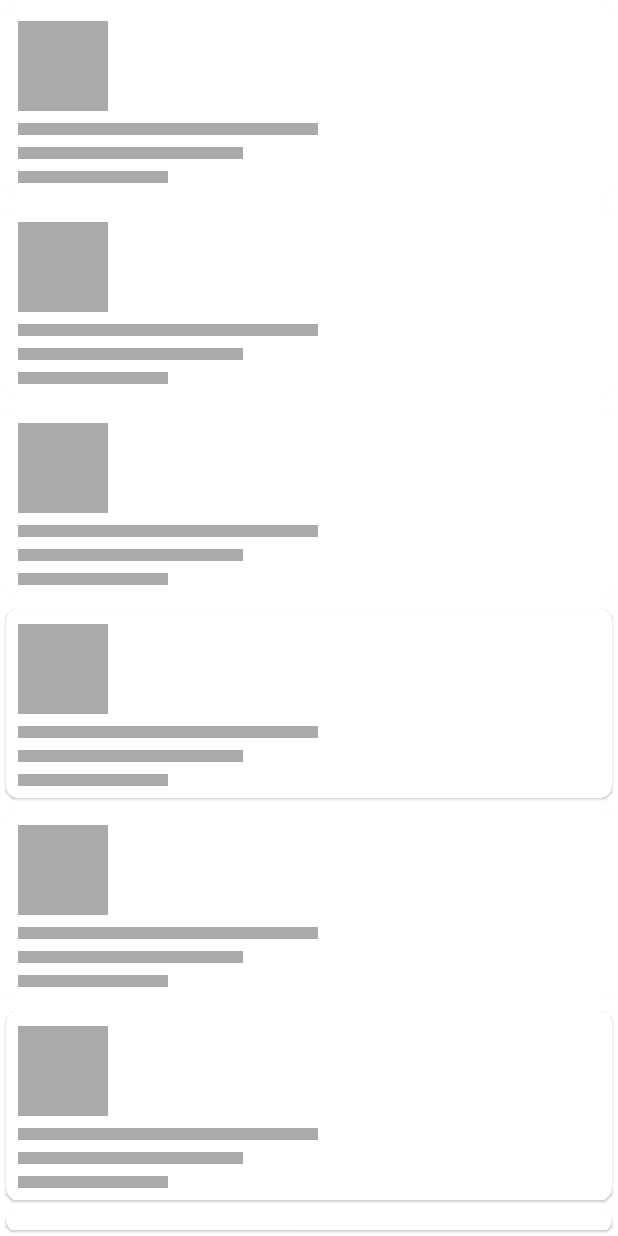
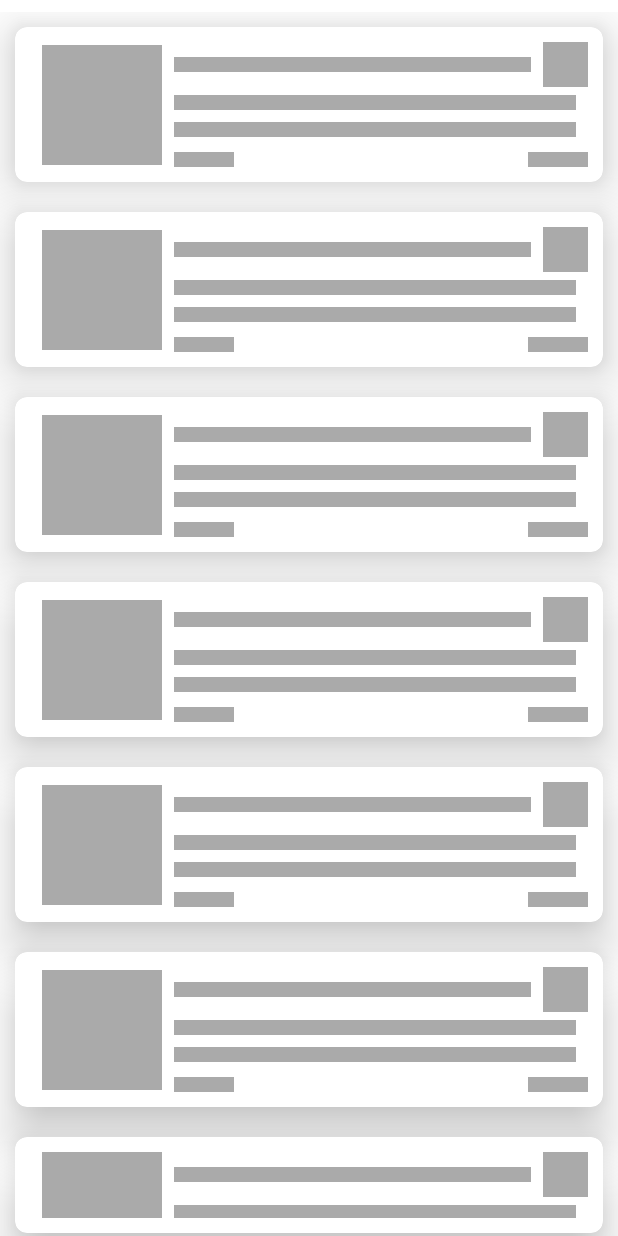
Before and after one commit to JimeshSolanki/BuyBack, an Android app: the layout fragment_post.xml on its own in the app's theme, with its tools: preview values and no code run, on a phone screen of 412 x 824 dp. Run offline under Robolectric (Android 15) with nearby library versions, the phone set to English and light mode, and no system bars.

Commit message:
- Bux Fixes

```diff
--- a/app/src/main/AndroidManifest.xml
+++ b/app/src/main/AndroidManifest.xml
@@ -2,6 +2,8 @@
 <manifest xmlns:android="http://schemas.android.com/apk/res/android"
     xmlns:tools="http://schemas.android.com/tools"
     package="com.campbuyback.buyback">
+
+    <uses-permission android:name="android.permission.INTERNET" />
 
     <application
         android:allowBackup="true"
--- a/app/src/main/java/com/campbuyback/buyback/handler/MainActivityHandler.java
+++ b/app/src/main/java/com/campbuyback/buyback/handler/MainActivityHandler.java
@@ -18,8 +18,7 @@ import androidx.databinding.BindingMethods;
 
 public class MainActivityHandler {
 
-    private Context mContext;
-
+    protected Context mContext;
 
     public MainActivityHandler(Context mContext) {
         this.mContext = mContext;
--- a/app/src/main/java/com/campbuyback/buyback/util/AppConstant.java
+++ b/app/src/main/java/com/campbuyback/buyback/util/AppConstant.java
@@ -2,7 +2,7 @@ package com.campbuyback.buyback.util;
 
 public class AppConstant {
 
-    public final static String BASE_URL = "http://192.168.0.110:3030/api/";
+    public final static String BASE_URL = "http://192.168.43.110:3030/api/v1/";
 
     public final static int TOAST_SUCCESS = 1;
     public final static int TOAST_INFO = 2;
--- a/app/src/main/res/layout/fragment_post.xml
+++ b/app/src/main/res/layout/fragment_post.xml
@@ -12,28 +12,32 @@
         android:layout_height="wrap_content"
         android:layout_gravity="center"
         android:layout_marginTop="@dimen/_15dp"
-        shimmer:duration="1000">
+        shimmer:duration="1000"
+        shimmer:layout_constraintBottom_toBottomOf="parent"
+        shimmer:layout_constraintEnd_toEndOf="parent"
+        shimmer:layout_constraintStart_toStartOf="parent"
+        shimmer:layout_constraintTop_toTopOf="parent">
 
         <LinearLayout
             android:layout_width="match_parent"
             android:layout_height="wrap_content"
             android:orientation="vertical">
 
-            <include layout="@layout/row_book_item" />
+            <include layout="@layout/skeleton_products" />
 
-            <include layout="@layout/row_book_item" />
+            <include layout="@layout/skeleton_products" />
 
-            <include layout="@layout/row_book_item" />
+            <include layout="@layout/skeleton_products" />
 
-            <include layout="@layout/row_book_item" />
+            <include layout="@layout/skeleton_products" />
 
-            <include layout="@layout/row_book_item" />
+            <include layout="@layout/skeleton_products" />
 
-            <include layout="@layout/row_book_item" />
+            <include layout="@layout/skeleton_products" />
 
-            <include layout="@layout/row_book_item" />
+            <include layout="@layout/skeleton_products" />
 
-            <include layout="@layout/row_book_item" />
+            <include layout="@layout/skeleton_products" />
         </LinearLayout>
     </com.facebook.shimmer.ShimmerFrameLayout>
 </androidx.constraintlayout.widget.ConstraintLayout>
--- a/app/src/main/res/layout/row_book_item.xml
+++ /dev/null
@@ -1,46 +0,0 @@
-<?xml version="1.0" encoding="utf-8"?>
-<com.google.android.material.card.MaterialCardView xmlns:android="http://schemas.android.com/apk/res/android"
-    xmlns:app="http://schemas.android.com/apk/res-auto"
-    xmlns:tools="http://schemas.android.com/tools"
-    android:layout_width="match_parent"
-    android:layout_height="wrap_content"
-    android:layout_margin="@dimen/_4dp"
-    app:cardCornerRadius="@dimen/_8dp">
-
-    <LinearLayout
-        android:layout_width="match_parent"
-        android:layout_height="match_parent"
-        android:layout_marginBottom="@dimen/_8dp"
-        android:orientation="vertical">
-
-        <View
-            android:layout_width="@dimen/placeholderImage"
-            android:layout_height="@dimen/placeholderImage"
-            android:layout_marginStart="@dimen/_8dp"
-            android:layout_marginTop="@dimen/_10dp"
-            android:background="@color/background" />
-
-        <View
-            android:layout_width="@dimen/_200dp"
-            android:layout_height="@dimen/placeholderTextHeight"
-            android:layout_marginStart="@dimen/_8dp"
-            android:layout_marginTop="@dimen/_8dp"
-            android:background="@color/background" />
-
-        <View
-            android:layout_width="@dimen/_150dp"
-            android:layout_height="@dimen/placeholderTextHeight"
-            android:layout_marginStart="@dimen/_8dp"
-            android:layout_marginTop="@dimen/_8dp"
-            android:background="@color/background" />
-
-        <View
-            android:layout_width="@dimen/_100dp"
-            android:layout_height="@dimen/placeholderTextHeight"
-            android:layout_marginStart="@dimen/_8dp"
-            android:layout_marginTop="@dimen/_8dp"
-            android:background="@color/background" />
-
-    </LinearLayout>
-
-</com.google.android.material.card.MaterialCardView>
--- /dev/null
+++ b/app/src/main/res/layout/skeleton_products.xml
@@ -0,0 +1,100 @@
+<?xml version="1.0" encoding="utf-8"?>
+<com.google.android.material.card.MaterialCardView xmlns:android="http://schemas.android.com/apk/res/android"
+    xmlns:app="http://schemas.android.com/apk/res-auto"
+    android:layout_width="match_parent"
+    android:layout_height="wrap_content"
+    android:layout_margin="@dimen/_10dp"
+    android:elevation="@dimen/_8dp"
+    android:padding="@dimen/_5dp"
+    app:cardCornerRadius="@dimen/_8dp"
+    app:cardElevation="@dimen/_20dp">
+
+    <androidx.constraintlayout.widget.ConstraintLayout
+        android:layout_width="match_parent"
+        android:layout_height="match_parent"
+        android:padding="@dimen/_10dp">
+
+        <View
+            android:id="@+id/view_product_image"
+            android:layout_width="@dimen/_80dp"
+            android:layout_height="@dimen/_80dp"
+            android:layout_marginStart="@dimen/_8dp"
+            android:background="@color/background"
+            app:layout_constraintBottom_toBottomOf="parent"
+            app:layout_constraintStart_toStartOf="parent"
+            app:layout_constraintTop_toTopOf="parent" />
+
+        <View
+            android:id="@+id/view_product_bookmark"
+            android:layout_width="@dimen/_30dp"
+            android:layout_height="@dimen/_30dp"
+            android:background="@color/background"
+            android:padding="@dimen/_8dp"
+            app:layout_constraintEnd_toEndOf="parent"
+            app:layout_constraintTop_toTopOf="parent" />
+
+        <View
+            android:id="@+id/view_product_name"
+            android:layout_width="0dp"
+            android:layout_height="@dimen/_10dp"
+            android:layout_marginStart="@dimen/_8dp"
+            android:layout_marginTop="@dimen/_10dp"
+            android:layout_marginEnd="@dimen/_8dp"
+            android:background="@color/background"
+            android:padding="@dimen/_4dp"
+            app:layout_constraintEnd_toStartOf="@id/view_product_bookmark"
+            app:layout_constraintStart_toEndOf="@id/view_product_image"
+            app:layout_constraintTop_toTopOf="parent" />
+
+        <View
+            android:id="@+id/view_product_description"
+            android:layout_width="0dp"
+            android:layout_height="@dimen/_10dp"
+            android:layout_marginStart="@dimen/_8dp"
+            android:layout_marginTop="@dimen/_15dp"
+            android:layout_marginEnd="@dimen/_8dp"
+            android:background="@color/background"
+            android:padding="@dimen/_4dp"
+            app:layout_constraintEnd_toEndOf="parent"
+            app:layout_constraintStart_toEndOf="@id/view_product_image"
+            app:layout_constraintTop_toBottomOf="@id/view_product_name" />
+
+        <View
+            android:id="@+id/view_product_description2"
+            android:layout_width="0dp"
+            android:layout_height="@dimen/_10dp"
+            android:layout_marginStart="@dimen/_8dp"
+            android:layout_marginTop="@dimen/_8dp"
+            android:layout_marginEnd="@dimen/_8dp"
+            android:background="@color/background"
+            android:padding="@dimen/_4dp"
+            app:layout_constraintEnd_toEndOf="parent"
+            app:layout_constraintStart_toEndOf="@id/view_product_image"
+            app:layout_constraintTop_toBottomOf="@id/view_product_description" />
+
+        <View
+            android:id="@+id/view_product_price"
+            android:layout_width="@dimen/_40dp"
+            android:layout_height="@dimen/_10dp"
+            android:layout_marginStart="@dimen/_8dp"
+            android:layout_marginTop="@dimen/_10dp"
+            android:background="@color/background"
+            android:padding="@dimen/_4dp"
+            app:layout_constraintEnd_toEndOf="parent"
+            app:layout_constraintTop_toBottomOf="@id/view_product_description2" />
+
+        <View
+            android:id="@+id/view_product_rating"
+            android:layout_width="@dimen/_40dp"
+            android:layout_height="@dimen/_10dp"
+            android:layout_marginStart="@dimen/_8dp"
+            android:layout_marginTop="@dimen/_10dp"
+            android:background="@color/background"
+            android:padding="@dimen/_4dp"
+            app:layout_constraintStart_toEndOf="@id/view_product_image"
+            app:layout_constraintTop_toBottomOf="@id/view_product_description2" />
+
+
+    </androidx.constraintlayout.widget.ConstraintLayout>
+
+</com.google.android.material.card.MaterialCardView>
--- a/app/src/main/res/values/strings.xml
+++ b/app/src/main/res/values/strings.xml
@@ -21,4 +21,5 @@
     <string name="verify_now">Verify Now</string>
     <string name="enter_6_digit_code">Enter 6 - Digit code</string>
     <string name="verification">Verification…</string>
+    <string name="rating_value">%1$s &#10026;</string>
 </resources>
```
Also changed, not shown: app/src/main/java/com/campbuyback/buyback/common/BaseFragment.java (added, +17 -0 lines), app/src/main/java/com/campbuyback/buyback/fragment/PostFragment.java (+55 -5 lines), app/src/main/res/layout/row_product_item.xml (added, +92 -0 lines).
